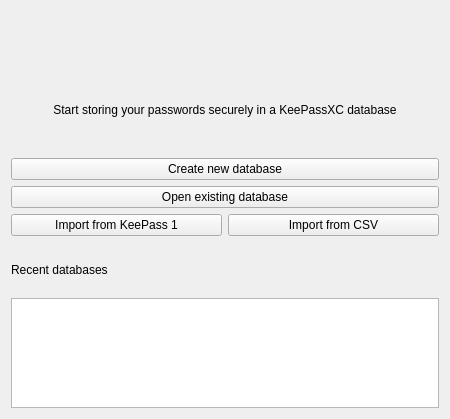
Old version of the form src/gui/WelcomeWidget.ui in the repository keepassxreboot/keepassxc.
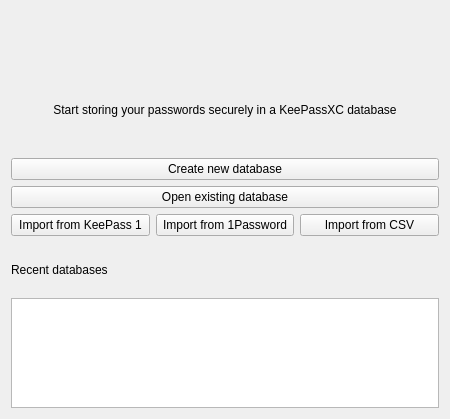
New version of the form.

Commit message:
Implement 1Password Vault Import
* Support importing 1Password vaults (.opvault folders) into KDBX database
* Entry attributes are filled based on section and field name
* Expiration dates are set for entries
* Entry URL's are set from a wider array of fields

Diff of the .ui file:
```diff
--- a/src/gui/WelcomeWidget.ui
+++ b/src/gui/WelcomeWidget.ui
@@ -126,6 +126,13 @@
        </property>
       </widget>
      </item>
+     <item>
+      <widget class="QPushButton" name="buttonImportOpVault">
+       <property name="text">
+        <string>Import from 1Password</string>
+       </property>
+      </widget>
+     </item>
      <item>
       <widget class="QPushButton" name="buttonImportCSV">
        <property name="text">
```
The commit also changes 44 other files.
